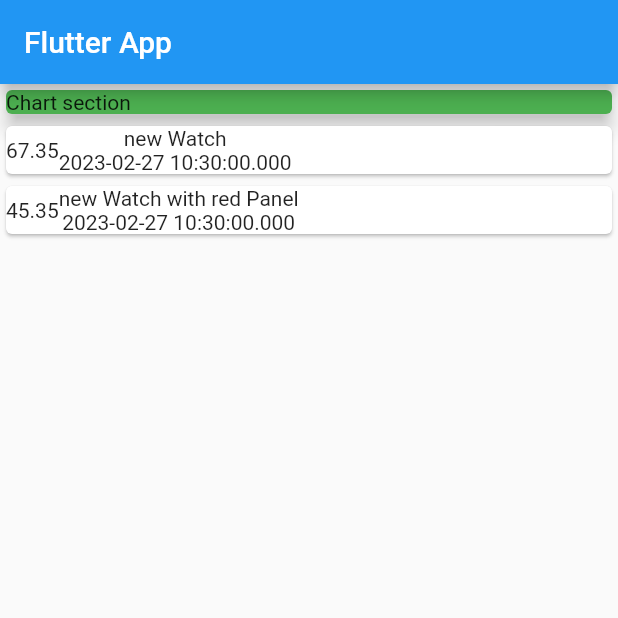
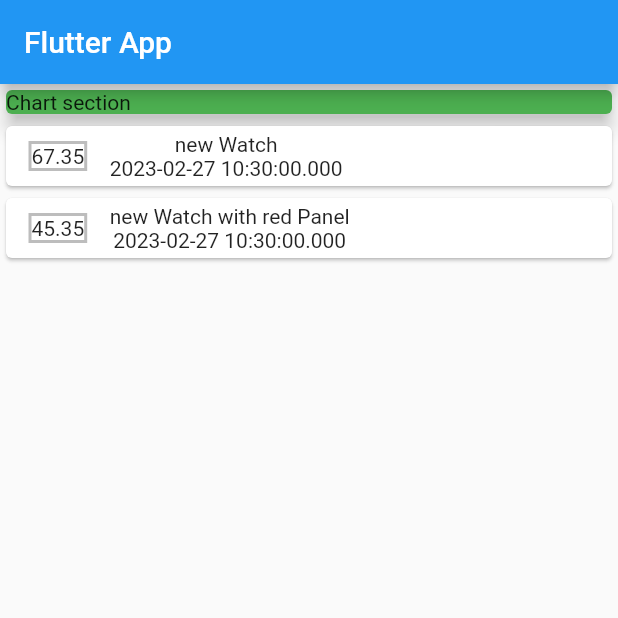
Before and after one commit to sachin96Boy/expance_demo_app, a Flutter app: the screen it shows after launch, on a phone screen of 412 x 824 dp, the top half of it. Run offline on Flutter 3.47's test engine with Material 2 defaults, Android fonts, the light colour scheme and no system bars.

Commit message:
chor: styling card expencedaa

```diff
--- a/lib/widgets/transaction_card.dart
+++ b/lib/widgets/transaction_card.dart
@@ -9,7 +9,10 @@ class TransactionCard extends StatelessWidget {
   Widget build(BuildContext context) {
     return Card(
       child: Row(children: [
-        SizedBox(
+        Container(
+          margin: const EdgeInsets.symmetric(vertical: 10.0, horizontal: 15.0),
+          decoration: BoxDecoration(
+              border: Border.all(color: Colors.black26, width: 2.0)),
           child: Text(transaction.amount.toString()),
         ),
         Column(
```
